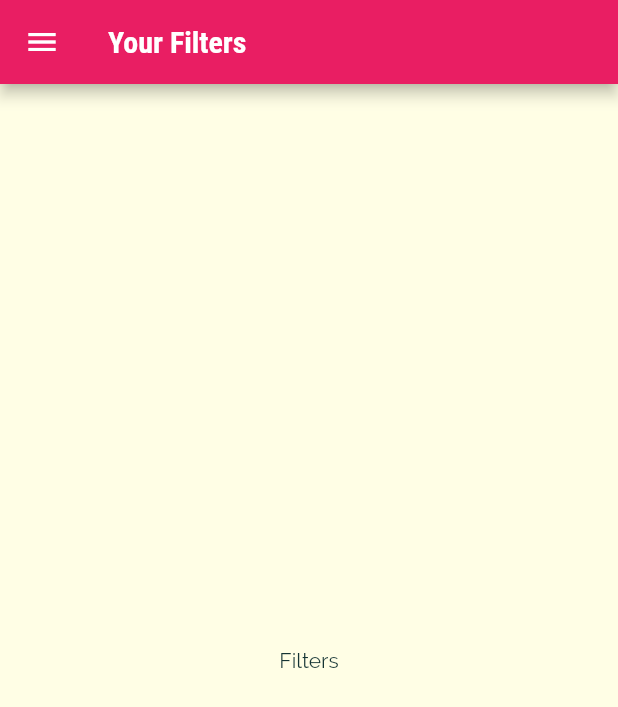
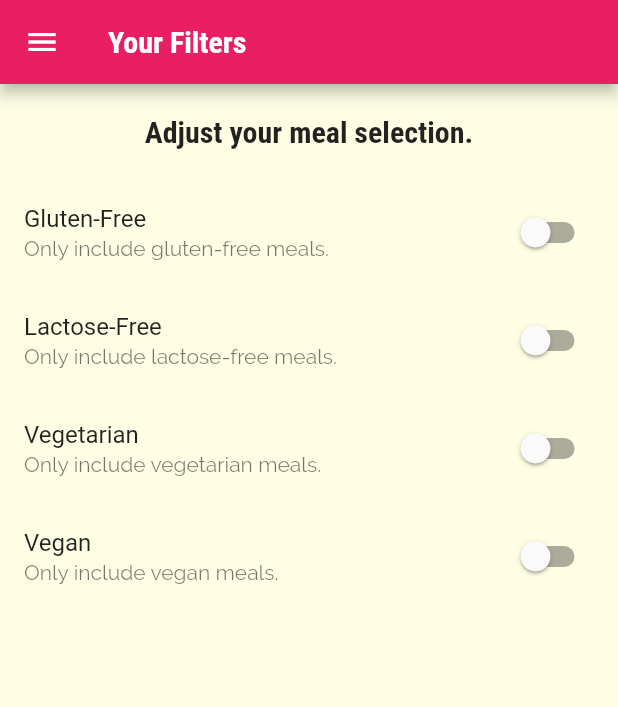
Before and after one commit to arzumanyasha/flutter_application_3, a Flutter app: the FiltersScreen screen opened by its route, on a phone screen of 412 x 824 dp. Shown: the top 707 px of the screen. Run offline on Flutter 3.47's test engine with Material 2 defaults, Android fonts, the phone set to English and light mode, and no system bars.

Commit message:
add filters switches

```diff
--- a/lib/screens/filters_screen.dart
+++ b/lib/screens/filters_screen.dart
@@ -1,8 +1,33 @@
 import 'package:flutter/material.dart';
-import 'package:flutter_complete_guide/widgets/main_drawer.dart';
 
-class FiltersScreen extends StatelessWidget {
+import '../widgets/main_drawer.dart';
+
+class FiltersScreen extends StatefulWidget {
   static const routeName = "/filters";
+
+  @override
+  State<FiltersScreen> createState() => _FiltersScreenState();
+}
+
+class _FiltersScreenState extends State<FiltersScreen> {
+  var _glutenFree = false;
+  var _vegetarian = false;
+  var _vegan = false;
+  var _lactoseFree = false;
+
+  Widget _buildSwitchListTile(
+    String title,
+    String description,
+    bool currentValue,
+    Function updateValue,
+  ) {
+    return SwitchListTile(
+      title: Text(title),
+      value: currentValue,
+      subtitle: Text(description),
+      onChanged: updateValue,
+    );
+  }
 
   @override
   Widget build(BuildContext context) {
@@ -11,8 +36,62 @@ class FiltersScreen extends StatelessWidget {
         title: Text('Your Filters'),
       ),
       drawer: MainDrawer(),
-      body: Center(
-        child: Text('Filters'),
+      body: Column(
+        children: [
+          Container(
+            padding: const EdgeInsets.all(20),
+            child: Text(
+              'Adjust your meal selection.',
+              style: Theme.of(context).textTheme.headline6,
+            ),
+          ),
+          Expanded(
+            child: ListView(
+              children: [
+                _buildSwitchListTile(
+                  'Gluten-Free',
+                  'Only include gluten-free meals.',
+                  _glutenFree,
+                  (newValue) {
+                    setState(() {
+                      _glutenFree = newValue;
+                    });
+                  },
+                ),
+                _buildSwitchListTile(
+                  'Lactose-Free',
+                  'Only include lactose-free meals.',
+                  _lactoseFree,
+                  (newValue) {
+                    setState(() {
+                      _lactoseFree = newValue;
+                    });
+                  },
+                ),
+                _buildSwitchListTile(
+                  'Vegetarian',
+                  'Only include vegetarian meals.',
+                  _vegetarian,
+                  (newValue) {
+                    setState(() {
+                      _vegetarian = newValue;
+                    });
+                  },
+                ),
+                _buildSwitchListTile(
+                  'Vegan',
+                  'Only include vegan meals.',
+                  _vegan,
+                  (newValue) {
+                    setState(() {
+                      _vegan = newValue;
+                    });
+                  },
+                ),
+              ],
+            ),
+          ),
+        ],
       ),
     );
   }
```
